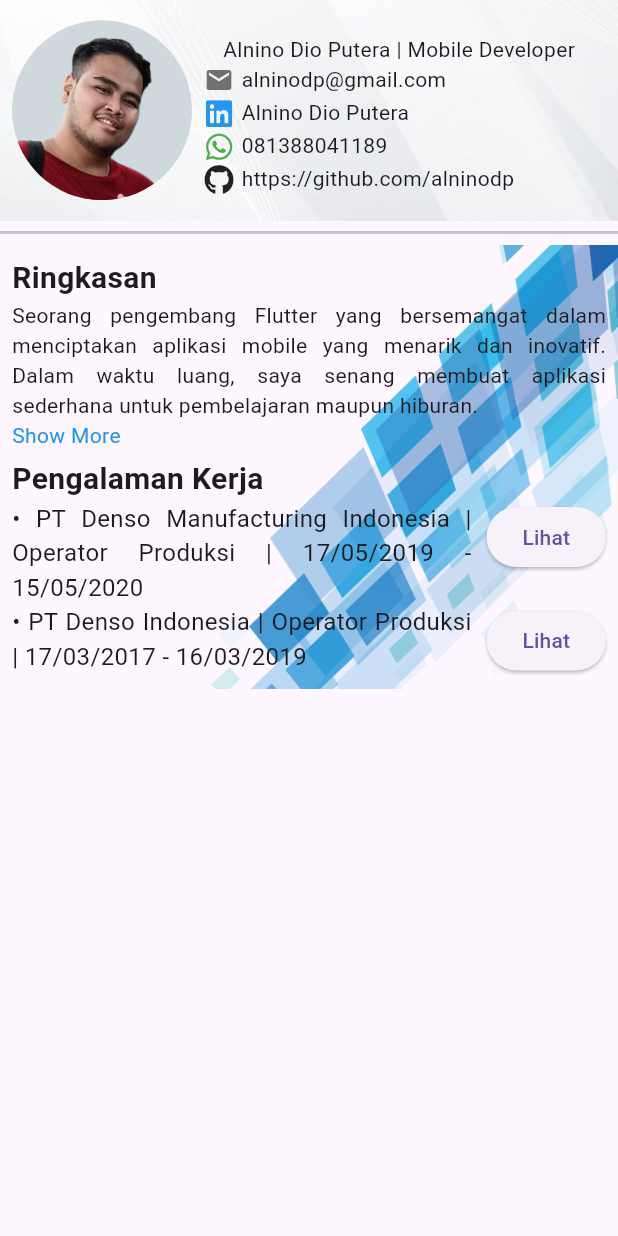
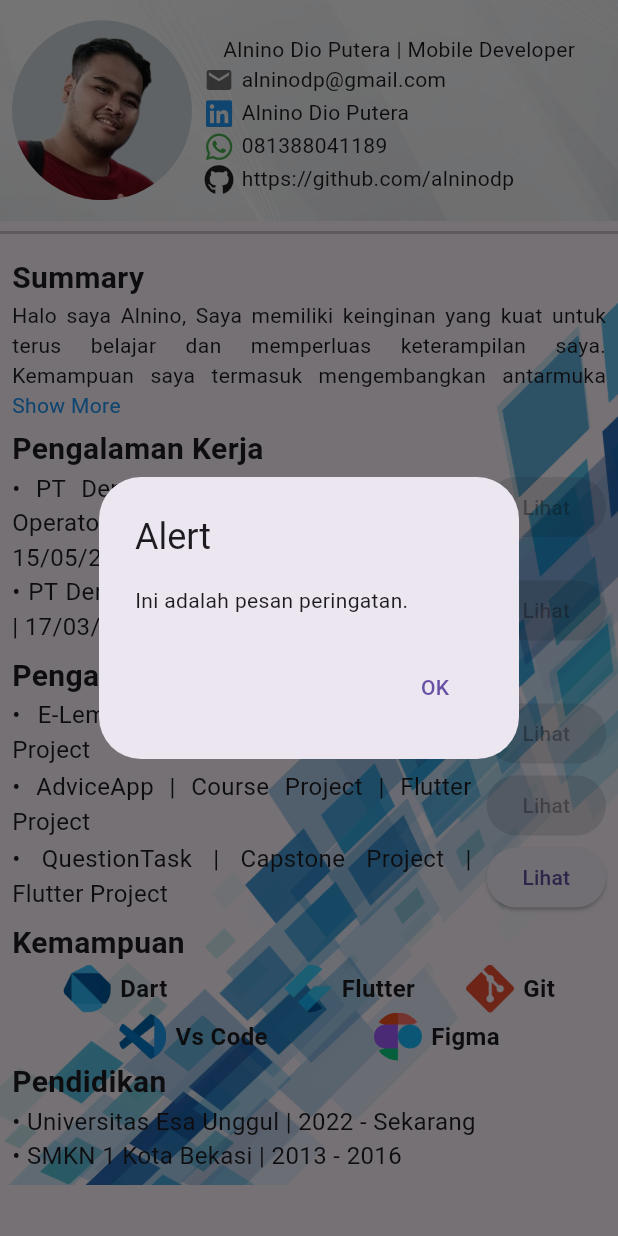
Before and after one commit to AlninoDP/curriculum_vitae, a Flutter app: the screen it shows after launch, after a tap on "Lihat", on a phone screen of 412 x 824 dp. Run offline on Flutter 3.47's test engine with Material 3 defaults, Android fonts, the phone set to English and light mode, and no system bars; our stand-ins replace font_awesome_flutter.

Commit message:
tambah experience + education

```diff
--- a/lib/curriculum_vitae.dart
+++ b/lib/curriculum_vitae.dart
@@ -1,6 +1,9 @@
+import 'package:curriculum_vitae/widgets/alert_box.dart';
 import 'package:curriculum_vitae/widgets/personal_experience.dart';
+import 'package:curriculum_vitae/widgets/skill_information.dart';
 import 'package:curriculum_vitae/widgets/social_info.dart';
 import 'package:curriculum_vitae/widgets/show_text.dart';
+import 'package:curriculum_vitae/widgets/title_text.dart';
 import 'package:flutter/material.dart';
 import 'package:font_awesome_flutter/font_awesome_flutter.dart';
 
@@ -21,7 +24,7 @@ class CurriculumVitae extends StatelessWidget {
                       image: AssetImage('assets/images/bg.jpg'),
                     ),
                   ),
-                  child: profileTopPart()),
+                  child: _profileTopPart()),
               const Divider(
                 thickness: 2,
               ),
@@ -35,22 +38,17 @@ class CurriculumVitae extends StatelessWidget {
                   ),
                 ),
                 child: Padding(
-                  padding: const EdgeInsets.all(8.0),
+                  padding: EdgeInsets.all(8.0),
                   child: Column(
                     crossAxisAlignment: CrossAxisAlignment.start,
                     children: [
-                      const Text('Ringkasan',
-                          style: TextStyle(
-                            fontWeight: FontWeight.bold,
-                            fontSize: 20,
-                          )),
-                      const ShowText(text: textIntroduction),
-                      const SizedBox(height: 5),
-                      const Text('Pengalaman Kerja',
-                          style: TextStyle(
-                            fontWeight: FontWeight.bold,
-                            fontSize: 20,
-                          )),
+                      //* Summary
+                      TitleText(titleText: 'Summary'),
+                      ShowText(text: textIntroduction),
+                      SizedBox(height: 5),
+
+                      //* Work Experience
+                      TitleText(titleText: 'Pengalaman Kerja'),
                       PersonalExperience(
                           jobText:
                               'PT Denso Manufacturing Indonesia | Operator Produksi | 17/05/2019 - 15/05/2020',
@@ -58,7 +56,78 @@ class CurriculumVitae extends StatelessWidget {
                       PersonalExperience(
                           jobText:
                               'PT Denso Indonesia | Operator Produksi | 17/03/2017 - 16/03/2019',
-                          btnText: 'Lihat')
+                          btnText: 'Lihat'),
+                      SizedBox(height: 5),
+
+                      //* Project Experience
+                      TitleText(titleText: 'Pengalaman Project'),
+                      PersonalExperience(
+                        jobText: 'E-Lement | College Project | Flutter Project',
+                        btnText: 'Lihat',
+                      ),
+                      PersonalExperience(
+                        jobText: 'AdviceApp | Course Project | Flutter Project',
+                        btnText: 'Lihat',
+                      ),
+                      PersonalExperience(
+                          jobText:
+                              'QuestionTask | Capstone Project | Flutter Project',
+                          btnText: 'Lihat',
+                          onPressed: () => _showAlertBox(context)),
+                      SizedBox(height: 5),
+
+                      //* Skills
+                      TitleText(titleText: 'Kemampuan'),
+                      Row(
+                        mainAxisAlignment: MainAxisAlignment.spaceEvenly,
+                        children: [
+                          SkillInformation(
+                            imgSrc: 'assets/icons/dart_icon.png',
+                            text: 'Dart',
+                          ),
+                          SizedBox(
+                            width: 10,
+                          ),
+                          SkillInformation(
+                            imgSrc: 'assets/icons/flutter_icon.png',
+                            text: 'Flutter',
+                          ),
+                          SkillInformation(
+                            imgSrc: 'assets/icons/git_icon.png',
+                            text: 'Git',
+                          ),
+                        ],
+                      ),
+                      Row(
+                        mainAxisAlignment: MainAxisAlignment.spaceEvenly,
+                        children: [
+                          SkillInformation(
+                            imgSrc: 'assets/icons/vscode_icon.png',
+                            text: 'Vs Code',
+                          ),
+                          SkillInformation(
+                            imgSrc: 'assets/icons/figma_icon.png',
+                            text: 'Figma',
+                          ),
+                        ],
+                      ),
+
+                      //* Education
+                      TitleText(titleText: 'Pendidikan'),
+                      Text(
+                        '\u2022 Universitas Esa Unggul | 2022 - Sekarang',
+                        textAlign: TextAlign.justify,
+                        style: TextStyle(
+                          fontSize: 16,
+                        ),
+                      ),
+                      Text(
+                        '\u2022 SMKN 1 Kota Bekasi | 2013 - 2016',
+                        textAlign: TextAlign.justify,
+                        style: TextStyle(
+                          fontSize: 16,
+                        ),
+                      )
                     ],
                   ),
                 ),
@@ -70,7 +139,7 @@ class CurriculumVitae extends StatelessWidget {
     );
   }
 
-  Padding profileTopPart() {
+  Padding _profileTopPart() {
     return Padding(
       padding: const EdgeInsets.all(8.0),
       child: Row(
@@ -118,14 +187,25 @@ class CurriculumVitae extends StatelessWidget {
       ),
     );
   }
+
+  void _showAlertBox(BuildContext context) {
+    showDialog(
+      context: context,
+      builder: (BuildContext context) {
+        return AlertBox(
+          title: "Alert",
+          content: "Ini adalah pesan peringatan.",
+          onPressed: () {
+            Navigator.of(context).pop(); // Close the dialog
+          },
+        );
+      },
+    );
+  }
 }
 
 const textIntroduction = '''
-Seorang pengembang Flutter yang bersemangat dalam menciptakan aplikasi mobile yang menarik dan inovatif. Dalam waktu luang, saya senang membuat aplikasi sederhana untuk pembelajaran maupun hiburan.
-
-Saya memiliki keinginan yang kuat untuk terus belajar dan memperluas keterampilan saya.
-
-Kemampuan saya termasuk mengembangkan antarmuka pengguna yang responsif dan menarik menggunakan Flutter, serta kemampuan untuk memecahkan masalah dan bekerja baik secara tim maupun secara mandiri.
+Halo saya Alnino, Saya memiliki keinginan yang kuat untuk terus belajar dan memperluas keterampilan saya. Kemampuan saya termasuk mengembangkan antarmuka pengguna yang responsif dan menarik menggunakan Flutter, serta kemampuan untuk memecahkan masalah dan bekerja baik secara tim maupun secara mandiri.
 
 Saya juga memiliki pengalaman dalam mengintegrasikan liblary pihak ketiga dan mengelola state menggunakan GetX, Provider, dan BLoC/Cubit."
 ''';
--- /dev/null
+++ b/lib/widgets/alert_box.dart
@@ -0,0 +1,23 @@
+import 'package:flutter/material.dart';
+
+class AlertBox extends StatelessWidget {
+  const AlertBox(
+      {super.key, required this.content, this.onPressed, required this.title});
+  final String title;
+  final String content;
+  final VoidCallback? onPressed;
+
+  @override
+  Widget build(BuildContext context) {
+    return AlertDialog(
+      title: Text(title),
+      content: Text(content),
+      actions: <Widget>[
+        TextButton(
+          onPressed: onPressed,
+          child: const Text('OK'),
+        ),
+      ],
+    );
+  }
+}
--- a/lib/widgets/personal_experience.dart
+++ b/lib/widgets/personal_experience.dart
@@ -2,9 +2,13 @@ import 'package:flutter/material.dart';
 
 class PersonalExperience extends StatelessWidget {
   const PersonalExperience(
-      {super.key, required this.jobText, required this.btnText});
+      {super.key,
+      required this.jobText,
+      required this.btnText,
+      this.onPressed});
   final String jobText;
   final String btnText;
+  final Function()? onPressed;
 
   @override
   Widget build(BuildContext context) {
@@ -21,7 +25,7 @@ class PersonalExperience extends StatelessWidget {
           ),
         ),
         const SizedBox(width: 10),
-        ElevatedButton(onPressed: () {}, child: Text(btnText))
+        ElevatedButton(onPressed: onPressed, child: Text(btnText))
       ],
     );
   }
--- a/lib/widgets/show_text.dart
+++ b/lib/widgets/show_text.dart
@@ -4,7 +4,7 @@ class ShowText extends StatefulWidget {
   const ShowText({
     Key? key,
     required this.text,
-    this.maxLines = 4,
+    this.maxLines = 3,
   }) : super(key: key);
 
   final String text;
--- /dev/null
+++ b/lib/widgets/skill_information.dart
@@ -0,0 +1,28 @@
+import 'package:flutter/material.dart';
+
+class SkillInformation extends StatelessWidget {
+  const SkillInformation({super.key, required this.imgSrc, required this.text});
+  final String imgSrc;
+  final String text;
+
+  @override
+  Widget build(BuildContext context) {
+    return Row(
+      children: [
+        CircleAvatar(
+          backgroundImage: AssetImage(imgSrc),
+          backgroundColor: Colors.transparent,
+          radius: 16,
+        ),
+        const SizedBox(width: 6),
+        Text(
+          text,
+          style: const TextStyle(
+            fontSize: 16,
+            fontWeight: FontWeight.bold,
+          ),
+        ),
+      ],
+    );
+  }
+}
--- /dev/null
+++ b/lib/widgets/title_text.dart
@@ -0,0 +1,17 @@
+import 'package:flutter/material.dart';
+
+class TitleText extends StatelessWidget {
+  const TitleText({super.key, required this.titleText});
+  final String titleText;
+
+  @override
+  Widget build(BuildContext context) {
+    return Text(
+      titleText,
+      style: const TextStyle(
+        fontWeight: FontWeight.bold,
+        fontSize: 20,
+      ),
+    );
+  }
+}
```
Also changed, not shown: pubspec.yaml (+4 -13 lines), assets/icons/dart_icon.png (added), assets/icons/figma_icon.png (added), assets/icons/flutter_icon.png (added), assets/icons/git_icon.png (added), assets/icons/vscode_icon.png (added), pubspec.lock, 1 other file.
